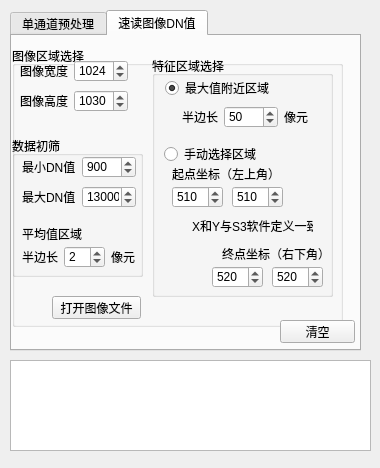
The window that gui.ui (angel263wy/Img_preprocess) describes before a commit, drawn with Qt 5.
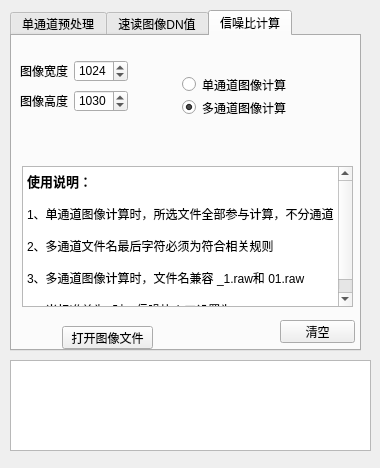
The same window after the commit.

Commit message: 增加信噪比计算功能 完成单通道信噪比计算 多通道信噪比计算功能实现，但输出日志不统一，需要修改

What changed in the file:
```diff
--- a/gui.ui
+++ b/gui.ui
@@ -33,7 +33,7 @@
     </rect>
    </property>
    <property name="currentIndex">
-    <number>1</number>
+    <number>2</number>
    </property>
    <widget class="QWidget" name="tab">
     <attribute name="title">
@@ -363,7 +363,7 @@
       <rect>
        <x>0</x>
        <y>10</y>
-       <width>331</width>
+       <width>341</width>
        <height>281</height>
       </rect>
      </property>
@@ -515,7 +515,7 @@
      <widget class="QGroupBox" name="groupBox_7">
       <property name="geometry">
        <rect>
-        <x>140</x>
+        <x>150</x>
         <y>10</y>
         <width>181</width>
         <height>241</height>
@@ -695,6 +695,81 @@
      </widget>
     </widget>
    </widget>
+   <widget class="QWidget" name="tab_3">
+    <attribute name="title">
+     <string>信噪比计算</string>
+    </attribute>
+    <widget class="QTextBrowser" name="textBrowser">
+     <property name="geometry">
+      <rect>
+       <x>10</x>
+       <y>130</y>
+       <width>331</width>
+       <height>141</height>
+      </rect>
+     </property>
+     <property name="html">
+      <string>&lt;!DOCTYPE HTML PUBLIC &quot;-//W3C//DTD HTML 4.0//EN&quot; &quot;http://www.w3.org/TR/REC-html40/strict.dtd&quot;&gt;
+&lt;html&gt;&lt;head&gt;&lt;meta name=&quot;qrichtext&quot; content=&quot;1&quot; /&gt;&lt;style type=&quot;text/css&quot;&gt;
+p, li { white-space: pre-wrap; }
+&lt;/style&gt;&lt;/head&gt;&lt;body style=&quot; font-family:'SimSun'; font-size:9pt; font-weight:400; font-style:normal;&quot;&gt;
+&lt;p style=&quot; margin-top:0px; margin-bottom:0px; margin-left:0px; margin-right:0px; -qt-block-indent:0; text-indent:0px;&quot;&gt;&lt;span style=&quot; font-size:10pt; font-weight:600;&quot;&gt;使用说明：&lt;/span&gt;&lt;/p&gt;
+&lt;p style=&quot;-qt-paragraph-type:empty; margin-top:0px; margin-bottom:0px; margin-left:0px; margin-right:0px; -qt-block-indent:0; text-indent:0px;&quot;&gt;&lt;br /&gt;&lt;/p&gt;
+&lt;p style=&quot; margin-top:0px; margin-bottom:0px; margin-left:0px; margin-right:0px; -qt-block-indent:0; text-indent:0px;&quot;&gt;1、单通道图像计算时，所选文件全部参与计算，不分通道&lt;/p&gt;
+&lt;p style=&quot;-qt-paragraph-type:empty; margin-top:0px; margin-bottom:0px; margin-left:0px; margin-right:0px; -qt-block-indent:0; text-indent:0px;&quot;&gt;&lt;br /&gt;&lt;/p&gt;
+&lt;p style=&quot; margin-top:0px; margin-bottom:0px; margin-left:0px; margin-right:0px; -qt-block-indent:0; text-indent:0px;&quot;&gt;2、多通道文件名最后字符必须为符合相关规则&lt;/p&gt;
+&lt;p style=&quot;-qt-paragraph-type:empty; margin-top:0px; margin-bottom:0px; margin-left:0px; margin-right:0px; -qt-block-indent:0; text-indent:0px;&quot;&gt;&lt;br /&gt;&lt;/p&gt;
+&lt;p style=&quot; margin-top:0px; margin-bottom:0px; margin-left:0px; margin-right:0px; -qt-block-indent:0; text-indent:0px;&quot;&gt;3、多通道图像计算时，文件名兼容 _1.raw和 01.raw&lt;/p&gt;
+&lt;p style=&quot;-qt-paragraph-type:empty; margin-top:0px; margin-bottom:0px; margin-left:0px; margin-right:0px; -qt-block-indent:0; text-indent:0px;&quot;&gt;&lt;br /&gt;&lt;/p&gt;
+&lt;p style=&quot; margin-top:0px; margin-bottom:0px; margin-left:0px; margin-right:0px; -qt-block-indent:0; text-indent:0px;&quot;&gt;4、当标准差为0时，信噪比人工设置为65535&lt;/p&gt;&lt;/body&gt;&lt;/html&gt;</string>
+     </property>
+    </widget>
+    <widget class="QPushButton" name="pushButton_snr_open">
+     <property name="geometry">
+      <rect>
+       <x>50</x>
+       <y>290</y>
+       <width>91</width>
+       <height>23</height>
+      </rect>
+     </property>
+     <property name="text">
+      <string>打开图像文件</string>
+     </property>
+    </widget>
+    <widget class="QWidget" name="layoutWidget">
+     <property name="geometry">
+      <rect>
+       <x>170</x>
+       <y>40</y>
+       <width>109</width>
+       <height>40</height>
+      </rect>
+     </property>
+     <layout class="QVBoxLayout" name="verticalLayout">
+      <item>
+       <widget class="QRadioButton" name="radioButton_snr_one_channel">
+        <property name="text">
+         <string>单通道图像计算</string>
+        </property>
+        <property name="checked">
+         <bool>false</bool>
+        </property>
+       </widget>
+      </item>
+      <item>
+       <widget class="QRadioButton" name="radioButton_snr_all_channel">
+        <property name="text">
+         <string>多通道图像计算</string>
+        </property>
+        <property name="checked">
+         <bool>true</bool>
+        </property>
+       </widget>
+      </item>
+     </layout>
+    </widget>
+   </widget>
   </widget>
   <widget class="QPushButton" name="pushButton_log_clear">
    <property name="geometry">
```
Left out of the diff: 29 changed lines with no effect on the pictures. The commit also changes 2 other files.
